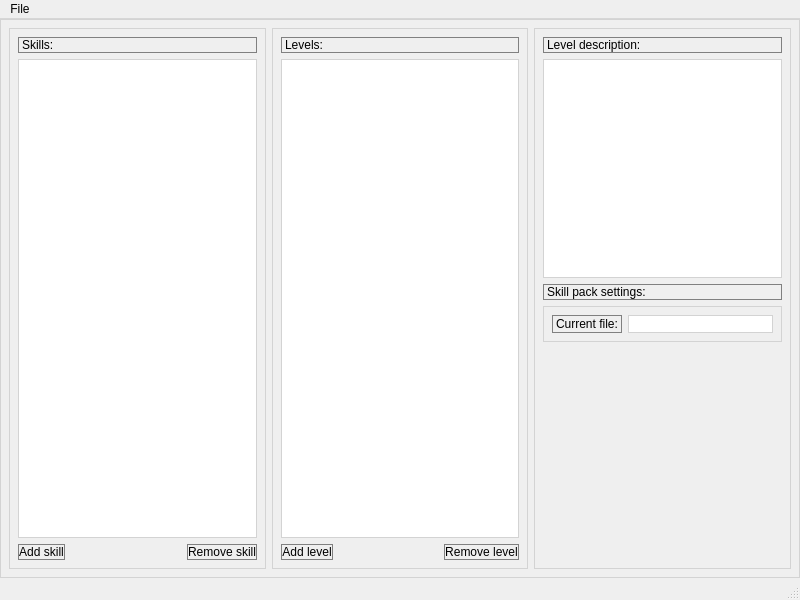
Qt form Sources/SkillPackEditor/skillpackeditor.ui (timattt/Cognitia-II) before a commit.
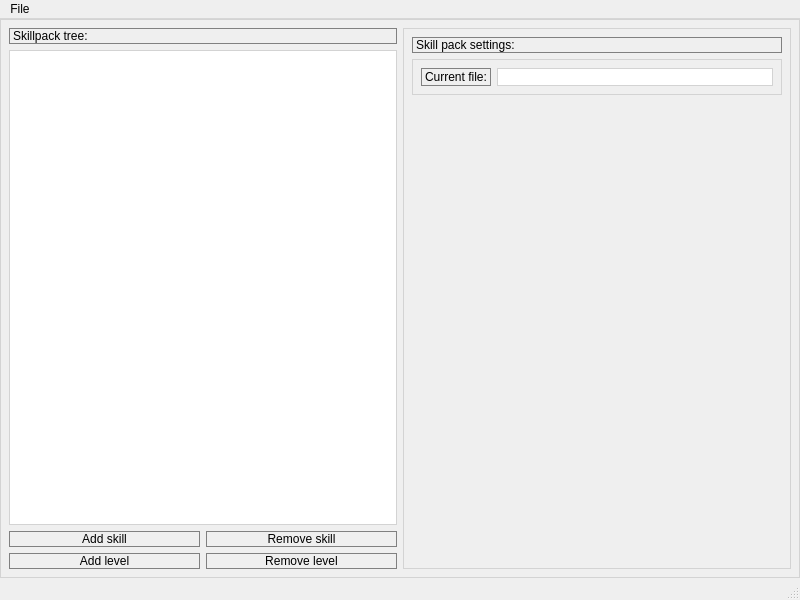
The same form after that commit.

Commit message: SkillPackEditor | Feature | alternative look of gui

What changed in the file:
```diff
--- a/Sources/SkillPackEditor/skillpackeditor.ui
+++ b/Sources/SkillPackEditor/skillpackeditor.ui
@@ -31,65 +31,41 @@
    </property>
    <layout class="QHBoxLayout" name="horizontalLayout_3">
     <item>
-     <widget class="QWidget" name="skillsWidget" native="true">
-      <layout class="QVBoxLayout" name="verticalLayout">
+     <layout class="QVBoxLayout" name="skillPackTree">
        <item>
-        <widget class="QLabel" name="SkillsLabel">
+       <widget class="QLabel" name="label">
          <property name="text">
-          <string>Skills:</string>
+         <string>Skillpack tree:</string>
          </property>
         </widget>
        </item>
        <item>
-        <widget class="QListView" name="skillsList"/>
+       <widget class="QTreeView" name="tree"/>
        </item>
        <item>
-        <layout class="QHBoxLayout" name="horizontalLayout">
-         <item alignment="Qt::AlignLeft">
+       <layout class="QGridLayout" name="gridLayout">
+        <item row="0" column="0">
           <widget class="QPushButton" name="AddSkill">
            <property name="text">
             <string>Add skill</string>
            </property>
           </widget>
          </item>
-         <item alignment="Qt::AlignRight">
+        <item row="0" column="1">
           <widget class="QPushButton" name="RemoveSkill">
            <property name="text">
             <string>Remove skill</string>
            </property>
           </widget>
          </item>
-        </layout>
-       </item>
-      </layout>
-     </widget>
-    </item>
-    <item>
-     <widget class="QWidget" name="levelsWidget" native="true">
-      <property name="autoFillBackground">
-       <bool>false</bool>
-      </property>
-      <layout class="QVBoxLayout" name="verticalLayout_2">
-       <item>
-        <widget class="QLabel" name="LevelsLabel">
-         <property name="text">
-          <string>Levels:</string>
-         </property>
-        </widget>
-       </item>
-       <item>
-        <widget class="QListView" name="levelsList"/>
-       </item>
-       <item>
-        <layout class="QHBoxLayout" name="horizontalLayout_2">
-         <item alignment="Qt::AlignLeft">
+        <item row="1" column="0">
           <widget class="QPushButton" name="AddLevel">
            <property name="text">
             <string>Add level</string>
            </property>
           </widget>
          </item>
-         <item alignment="Qt::AlignRight">
+        <item row="1" column="1">
           <widget class="QPushButton" name="RemoveLevel">
            <property name="text">
             <string>Remove level</string>
@@ -99,21 +75,10 @@
         </layout>
        </item>
       </layout>
-     </widget>
     </item>
     <item>
      <widget class="QWidget" name="toolsAndDescriptionWidget_2" native="true">
       <layout class="QVBoxLayout" name="toolsAndDescriptionWidget">
-       <item>
-        <widget class="QLabel" name="LevelDescriptionLabel">
-         <property name="text">
-          <string>Level description:</string>
-         </property>
-        </widget>
-       </item>
-       <item>
-        <widget class="QTextEdit" name="descrEdit"/>
-       </item>
        <item>
         <widget class="QLabel" name="SettingsLabel">
          <property name="text">
```
Left out of the diff: 21 changed lines with no effect on the pictures. Lines whose indentation alone changed are shown as unchanged. The commit also changes 2 other files.
